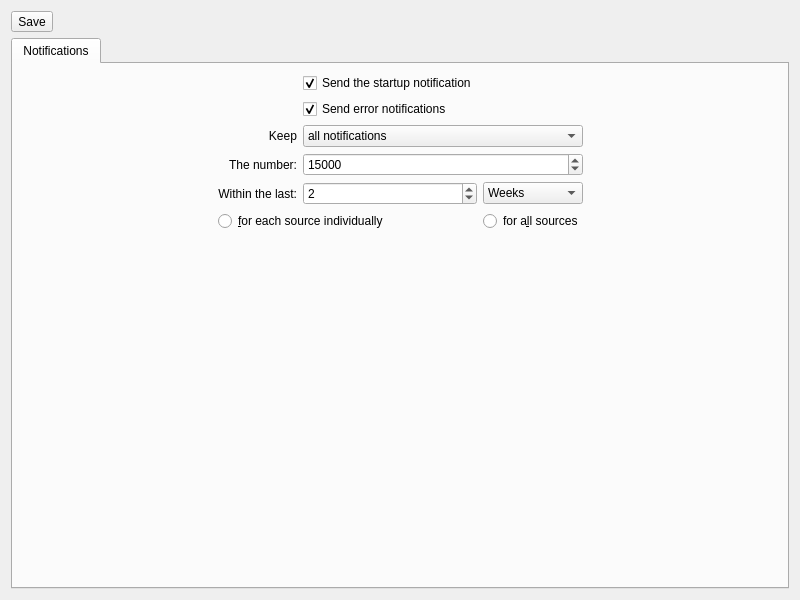
First picture: the form in app/src/PreferencesDialog/PreferencesDialog.ui, repository emmaexe/ntfyDesktop, before the edit.
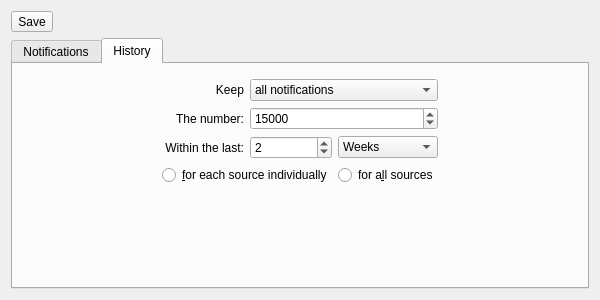
Second picture: the form after the edit. The open tabs and pages were chosen to show the change. Icons and pictures are not drawn.

Commit message: Split preferences notification section from history section

The edit to the form file:
```diff
--- a/app/src/PreferencesDialog/PreferencesDialog.ui
+++ b/app/src/PreferencesDialog/PreferencesDialog.ui
@@ -9,8 +9,8 @@
    <rect>
     <x>0</x>
     <y>0</y>
-    <width>800</width>
-    <height>600</height>
+    <width>600</width>
+    <height>300</height>
    </rect>
   </property>
   <property name="windowTitle">
@@ -70,7 +70,20 @@
        <string>Notifications</string>
       </attribute>
       <layout class="QGridLayout" name="notifications">
-       <item row="0" column="2">
+       <item row="5" column="0" colspan="3">
+        <spacer name="verticalSpacer">
+         <property name="orientation">
+          <enum>Qt::Orientation::Vertical</enum>
+         </property>
+         <property name="sizeHint" stdset="0">
+          <size>
+           <width>20</width>
+           <height>40</height>
+          </size>
+         </property>
+        </spacer>
+       </item>
+       <item row="0" column="1">
         <widget class="QCheckBox" name="startupNotificationCheckbox">
          <property name="text">
           <string>Send the startup notification</string>
@@ -80,24 +93,105 @@
          </property>
         </widget>
        </item>
-       <item row="2" column="1">
-        <widget class="QLabel" name="keepHistoryLabel">
+       <item row="0" column="0" rowspan="3">
+        <spacer name="spacerLeft">
+         <property name="orientation">
+          <enum>Qt::Orientation::Horizontal</enum>
+         </property>
+         <property name="sizeHint" stdset="0">
+          <size>
+           <width>40</width>
+           <height>20</height>
+          </size>
+         </property>
+        </spacer>
+       </item>
+       <item row="1" column="1">
+        <widget class="QCheckBox" name="errorNotificationCheckbox">
          <property name="text">
-          <string>Keep</string>
+          <string>Send error notifications</string>
          </property>
-         <property name="alignment">
-          <set>Qt::AlignmentFlag::AlignRight|Qt::AlignmentFlag::AlignTrailing|Qt::AlignmentFlag::AlignVCenter</set>
+         <property name="checked">
+          <bool>true</bool>
          </property>
         </widget>
        </item>
-       <item row="5" column="3" colspan="2">
-        <widget class="QRadioButton" name="sourcePickerGlobal">
-         <property name="text">
-          <string>for a&amp;ll sources</string>
+       <item row="0" column="2" rowspan="3">
+        <spacer name="spacerRight">
+         <property name="orientation">
+          <enum>Qt::Orientation::Horizontal</enum>
          </property>
+         <property name="sizeHint" stdset="0">
+          <size>
+           <width>40</width>
+           <height>20</height>
+          </size>
+         </property>
+        </spacer>
+       </item>
+      </layout>
+     </widget>
+     <widget class="QWidget" name="tab2">
+      <attribute name="title">
+       <string>History</string>
+      </attribute>
+      <layout class="QGridLayout" name="history">
+       <item row="3" column="2">
+        <widget class="QSpinBox" name="recentSpinBox">
+         <property name="minimum">
+          <number>1</number>
+         </property>
+         <property name="maximum">
+          <number>2147483647</number>
+         </property>
+         <property name="value">
+          <number>2</number>
+         </property>
         </widget>
        </item>
+       <item row="0" column="5" rowspan="5">
+        <spacer name="spacerRight1">
+         <property name="orientation">
+          <enum>Qt::Orientation::Horizontal</enum>
+         </property>
+         <property name="sizeHint" stdset="0">
+          <size>
+           <width>40</width>
+           <height>20</height>
+          </size>
+         </property>
+        </spacer>
+       </item>
        <item row="2" column="2" colspan="3">
+        <widget class="QSpinBox" name="aNumberSpinBox">
+         <property name="sizePolicy">
+          <sizepolicy hsizetype="Minimum" vsizetype="Fixed">
+           <horstretch>0</horstretch>
+           <verstretch>0</verstretch>
+          </sizepolicy>
+         </property>
+         <property name="minimum">
+          <number>1</number>
+         </property>
+         <property name="maximum">
+          <number>2147483647</number>
+         </property>
+         <property name="value">
+          <number>15000</number>
+         </property>
+        </widget>
+       </item>
+       <item row="2" column="1">
+        <widget class="QLabel" name="aNumberLabel">
+         <property name="text">
+          <string>The number:</string>
+         </property>
+         <property name="alignment">
+          <set>Qt::AlignmentFlag::AlignRight|Qt::AlignmentFlag::AlignTrailing|Qt::AlignmentFlag::AlignVCenter</set>
+         </property>
+        </widget>
+       </item>
+       <item row="1" column="2" colspan="3">
         <widget class="QComboBox" name="keepHistoryComboBox">
          <item>
           <property name="text">
@@ -121,27 +215,7 @@
          </item>
         </widget>
        </item>
-       <item row="1" column="2">
-        <widget class="QCheckBox" name="errorNotificationCheckbox">
-         <property name="text">
-          <string>Send error notifications</string>
-         </property>
-         <property name="checked">
-          <bool>true</bool>
-         </property>
-        </widget>
-       </item>
-       <item row="3" column="1">
-        <widget class="QLabel" name="aNumberLabel">
-         <property name="text">
-          <string>The number:</string>
-         </property>
-         <property name="alignment">
-          <set>Qt::AlignmentFlag::AlignRight|Qt::AlignmentFlag::AlignTrailing|Qt::AlignmentFlag::AlignVCenter</set>
-         </property>
-        </widget>
-       </item>
-       <item row="4" column="3" colspan="2">
+       <item row="3" column="3" colspan="2">
         <widget class="QComboBox" name="recentComboBox">
          <property name="currentIndex">
           <number>4</number>
@@ -183,14 +257,57 @@
          </item>
         </widget>
        </item>
-       <item row="5" column="1" colspan="2">
+       <item row="4" column="3" colspan="2">
+        <widget class="QRadioButton" name="sourcePickerGlobal">
+         <property name="text">
+          <string>for a&amp;ll sources</string>
+         </property>
+        </widget>
+       </item>
+       <item row="1" column="1">
+        <widget class="QLabel" name="keepHistoryLabel">
+         <property name="text">
+          <string>Keep</string>
+         </property>
+         <property name="alignment">
+          <set>Qt::AlignmentFlag::AlignRight|Qt::AlignmentFlag::AlignTrailing|Qt::AlignmentFlag::AlignVCenter</set>
+         </property>
+        </widget>
+       </item>
+       <item row="0" column="0" rowspan="5">
+        <spacer name="spacerLeft1">
+         <property name="orientation">
+          <enum>Qt::Orientation::Horizontal</enum>
+         </property>
+         <property name="sizeHint" stdset="0">
+          <size>
+           <width>40</width>
+           <height>20</height>
+          </size>
+         </property>
+        </spacer>
+       </item>
+       <item row="4" column="1" colspan="2">
         <widget class="QRadioButton" name="sourcePickerIndividual">
          <property name="text">
           <string>&amp;for each source individually</string>
          </property>
         </widget>
        </item>
-       <item row="4" column="1">
+       <item row="7" column="0" colspan="6">
+        <spacer name="verticalSpacer1">
+         <property name="orientation">
+          <enum>Qt::Orientation::Vertical</enum>
+         </property>
+         <property name="sizeHint" stdset="0">
+          <size>
+           <width>20</width>
+           <height>40</height>
+          </size>
+         </property>
+        </spacer>
+       </item>
+       <item row="3" column="1">
         <widget class="QLabel" name="recentLabel">
          <property name="text">
           <string>Within the last:</string>
@@ -200,77 +317,6 @@
          </property>
         </widget>
        </item>
-       <item row="4" column="2">
-        <widget class="QSpinBox" name="recentSpinBox">
-         <property name="minimum">
-          <number>1</number>
-         </property>
-         <property name="maximum">
-          <number>2147483647</number>
-         </property>
-         <property name="value">
-          <number>2</number>
-         </property>
-        </widget>
-       </item>
-       <item row="3" column="2" colspan="3">
-        <widget class="QSpinBox" name="aNumberSpinBox">
-         <property name="sizePolicy">
-          <sizepolicy hsizetype="Minimum" vsizetype="Fixed">
-           <horstretch>0</horstretch>
-           <verstretch>0</verstretch>
-          </sizepolicy>
-         </property>
-         <property name="minimum">
-          <number>1</number>
-         </property>
-         <property name="maximum">
-          <number>2147483647</number>
-         </property>
-         <property name="value">
-          <number>15000</number>
-         </property>
-        </widget>
-       </item>
-       <item row="8" column="0" colspan="6">
-        <spacer name="verticalSpacer">
-         <property name="orientation">
-          <enum>Qt::Orientation::Vertical</enum>
-         </property>
-         <property name="sizeHint" stdset="0">
-          <size>
-           <width>20</width>
-           <height>40</height>
-          </size>
-         </property>
-        </spacer>
-       </item>
-       <item row="0" column="0" rowspan="6">
-        <spacer name="spacerLeft">
-         <property name="orientation">
-          <enum>Qt::Orientation::Horizontal</enum>
-         </property>
-         <property name="sizeHint" stdset="0">
-          <size>
-           <width>40</width>
-           <height>20</height>
-          </size>
-         </property>
-        </spacer>
-       </item>
-       <item row="0" column="5" rowspan="6">
-        <spacer name="spacerRight">
-         <property name="orientation">
-          <enum>Qt::Orientation::Horizontal</enum>
-         </property>
-         <property name="sizeHint" stdset="0">
-          <size>
-           <width>40</width>
-           <height>20</height>
-          </size>
-         </property>
-        </spacer>
-       </item>
       </layout>
      </widget>
     </widget>
```
